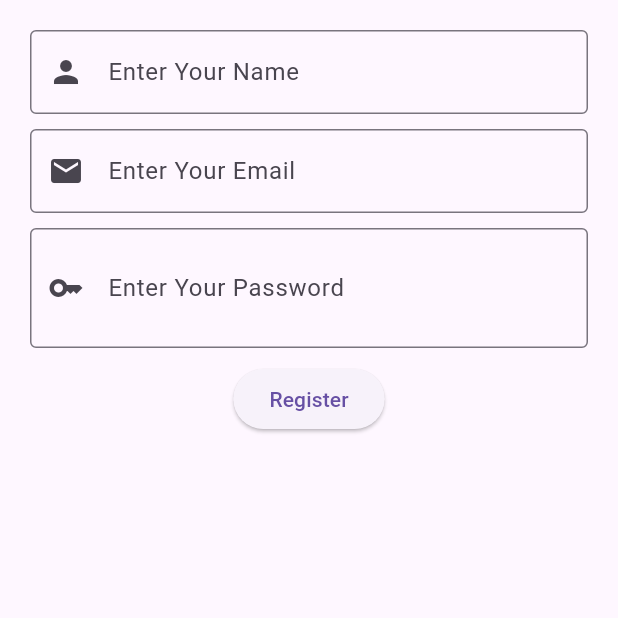
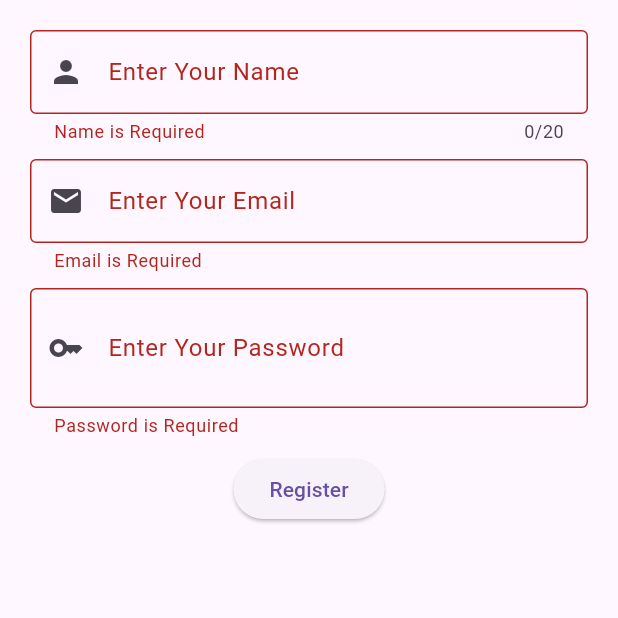
Before and after one commit to a-rehman26/Flutter-Project, a Flutter app: the screen it shows after launch, after a tap on "Register", on a phone screen of 412 x 824 dp, the top half of it. Run offline on Flutter 3.47's test engine with Material 3 defaults, Android fonts, the phone set to English and light mode, and no system bars; our stand-ins replace carousel_slider, flutter_rating_bar; key blocks and very long unbroken strings in the code were emptied for the run.

Commit message:
Register Form

```diff
--- a/lib/register_screen.dart
+++ b/lib/register_screen.dart
@@ -1,4 +1,5 @@
 import 'package:flutter/material.dart';
+import 'package:flutter/services.dart';
 
 class RegisterScreen extends StatefulWidget {
   const RegisterScreen({super.key});
@@ -11,12 +12,29 @@ class _RegisterScreenState extends State<RegisterScreen> {
 
   bool isHide = true;
 
+  final TextEditingController name = TextEditingController();
+  final TextEditingController email = TextEditingController();
+  final TextEditingController password = TextEditingController();
+
+  @override
+  void dispose() {
+    // TODO: implement dispose
+    name.dispose();
+    email.dispose();
+    password.dispose();
+    super.dispose();
+  }
+
+  final formKey = GlobalKey<FormState>();
+
   @override
   Widget build(BuildContext context) {
     return Scaffold(
 
       body: Container(
         margin: EdgeInsets.symmetric(horizontal: 20),
+        child: Form(
+          key: formKey,
           child: Column(
             children: [
 
@@ -25,6 +43,16 @@ class _RegisterScreenState extends State<RegisterScreen> {
               ),
 
               TextFormField(
+                controller: name,
+                validator: (val){
+                  if(val == null || val.isEmpty || val == " "){
+                    return "Name is Required";
+                  }
+                },
+                inputFormatters: [
+                  LengthLimitingTextInputFormatter(20)
+                ],
+                maxLength: 20,
                 decoration: const InputDecoration(
                   label: Text("Enter Your Name"),
                   border: OutlineInputBorder(),
@@ -39,6 +67,12 @@ class _RegisterScreenState extends State<RegisterScreen> {
               ),
 
               TextFormField(
+                controller: email,
+                validator: (val){
+                  if(val == null || val.isEmpty || val == " "){
+                    return "Email is Required";
+                  }
+                },
                 decoration: const InputDecoration(
                   label: Text("Enter Your Email"),
                   border: OutlineInputBorder(),
@@ -53,7 +87,16 @@ class _RegisterScreenState extends State<RegisterScreen> {
               ),
 
               TextFormField(
-              obscureText: isHide,
+                controller: password,
+                obscureText: isHide, // ->  true
+                validator: (val){
+                  if(val == null || val.isEmpty || val == " "){
+                    return "Password is Required";
+                  }
+                  if(val.length < 8){
+                    return "Password Length must be greater than 8 digits";
+                  }
+                },
                 obscuringCharacter: "-",
                 decoration: InputDecoration(
                   label: Text("Enter Your Password"),
@@ -64,7 +107,7 @@ class _RegisterScreenState extends State<RegisterScreen> {
                     setState(() {
                       isHide = ! isHide ;
                     });
-                }, icon: Icon(Icons.remove_red_eye))
+                  }, icon: isHide ?  Icon(Icons.remove_red_eye) : Icon(Icons.panorama_fish_eye))
                   // prefix: Icon(Icons.person)
                 ),
               ),
@@ -73,9 +116,22 @@ class _RegisterScreenState extends State<RegisterScreen> {
                 height: 10,
               ),
 
-            ElevatedButton(onPressed: (){}, child: Text("Register"))
+              ElevatedButton(onPressed: (){
+
+                if(formKey.currentState!.validate()){
+                  debugPrint(name.text);
+                  debugPrint(email.text);
+                  debugPrint(password.text);
+                  name.clear();
+                  email.clear();
+                  password.clear();
+                }
+
+
+              }, child: Text("Register"))
 
             ],
+          ),
         ),
       ),
     );
```
Lines whose indentation alone changed are shown as unchanged.
